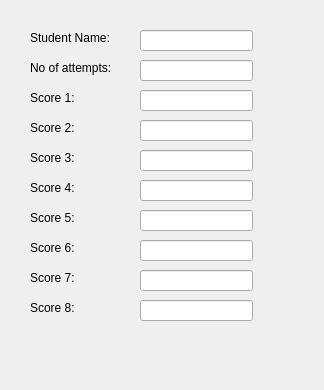
rylandcrowder/CS2-project1, file formbuild.ui: the form before one commit.
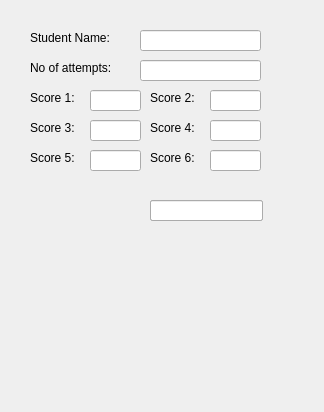
The form after the commit.

Diff of the .ui file:
```diff
--- a/formbuild.ui
+++ b/formbuild.ui
@@ -7,7 +7,7 @@
     <x>0</x>
     <y>0</y>
     <width>324</width>
-    <height>390</height>
+    <height>412</height>
    </rect>
   </property>
   <property name="windowTitle">
@@ -18,7 +18,7 @@
     <rect>
      <x>140</x>
      <y>30</y>
-     <width>113</width>
+     <width>121</width>
      <height>21</height>
     </rect>
    </property>
@@ -65,8 +65,8 @@
   <widget class="QLabel" name="label_4">
    <property name="geometry">
     <rect>
-     <x>30</x>
-     <y>120</y>
+     <x>150</x>
+     <y>90</y>
      <width>60</width>
      <height>16</height>
     </rect>
@@ -75,25 +75,12 @@
     <string>Score 2:</string>
    </property>
   </widget>
-  <widget class="QLabel" name="label_5">
-   <property name="geometry">
-    <rect>
-     <x>30</x>
-     <y>150</y>
-     <width>60</width>
-     <height>16</height>
-    </rect>
-   </property>
-   <property name="text">
-    <string>Score 3:</string>
-   </property>
-  </widget>
   <widget class="QLineEdit" name="lineEdit_2">
    <property name="geometry">
     <rect>
      <x>140</x>
      <y>60</y>
-     <width>113</width>
+     <width>121</width>
      <height>21</height>
     </rect>
    </property>
@@ -101,164 +88,131 @@
   <widget class="QLineEdit" name="lineEdit_3">
    <property name="geometry">
     <rect>
-     <x>140</x>
+     <x>90</x>
      <y>90</y>
-     <width>113</width>
+     <width>51</width>
      <height>21</height>
     </rect>
    </property>
   </widget>
-  <widget class="QLineEdit" name="lineEdit_4">
-   <property name="geometry">
-    <rect>
-     <x>140</x>
-     <y>120</y>
-     <width>113</width>
-     <height>21</height>
-    </rect>
-   </property>
-  </widget>
-  <widget class="QLineEdit" name="lineEdit_5">
-   <property name="geometry">
-    <rect>
-     <x>140</x>
-     <y>150</y>
-     <width>113</width>
-     <height>21</height>
-    </rect>
-   </property>
-  </widget>
-  <widget class="QLabel" name="label_6">
-   <property name="geometry">
-    <rect>
-     <x>30</x>
-     <y>210</y>
-     <width>60</width>
-     <height>16</height>
-    </rect>
-   </property>
-   <property name="text">
-    <string>Score 5:</string>
-   </property>
-  </widget>
-  <widget class="QLineEdit" name="lineEdit_6">
-   <property name="geometry">
-    <rect>
-     <x>140</x>
-     <y>210</y>
-     <width>113</width>
-     <height>21</height>
-    </rect>
-   </property>
-  </widget>
-  <widget class="QLabel" name="label_7">
-   <property name="geometry">
-    <rect>
-     <x>30</x>
-     <y>180</y>
-     <width>60</width>
-     <height>16</height>
-    </rect>
-   </property>
-   <property name="text">
-    <string>Score 4:</string>
-   </property>
-  </widget>
-  <widget class="QLineEdit" name="lineEdit_7">
-   <property name="geometry">
-    <rect>
-     <x>140</x>
-     <y>180</y>
-     <width>113</width>
-     <height>21</height>
-    </rect>
-   </property>
-  </widget>
-  <widget class="QLabel" name="label_8">
-   <property name="geometry">
-    <rect>
-     <x>30</x>
-     <y>300</y>
-     <width>60</width>
-     <height>16</height>
-    </rect>
-   </property>
-   <property name="text">
-    <string>Score 8:</string>
-   </property>
-  </widget>
   <widget class="QLineEdit" name="lineEdit_8">
    <property name="geometry">
     <rect>
-     <x>340</x>
-     <y>220</y>
+     <x>150</x>
+     <y>200</y>
      <width>113</width>
      <height>21</height>
     </rect>
    </property>
   </widget>
-  <widget class="QLabel" name="label_9">
-   <property name="geometry">
-    <rect>
-     <x>30</x>
-     <y>270</y>
-     <width>60</width>
-     <height>16</height>
-    </rect>
-   </property>
-   <property name="text">
-    <string>Score 7:</string>
-   </property>
-  </widget>
   <widget class="QLineEdit" name="lineEdit_9">
    <property name="geometry">
     <rect>
-     <x>340</x>
-     <y>220</y>
+     <x>150</x>
+     <y>200</y>
      <width>113</width>
      <height>21</height>
     </rect>
    </property>
   </widget>
-  <widget class="QLabel" name="label_10">
-   <property name="geometry">
-    <rect>
-     <x>30</x>
-     <y>240</y>
-     <width>60</width>
-     <height>16</height>
-    </rect>
-   </property>
-   <property name="text">
-    <string>Score 6:</string>
-   </property>
-  </widget>
   <widget class="QLineEdit" name="lineEdit_10">
    <property name="geometry">
     <rect>
-     <x>140</x>
-     <y>240</y>
-     <width>113</width>
+     <x>210</x>
+     <y>90</y>
+     <width>51</width>
      <height>21</height>
     </rect>
    </property>
   </widget>
+  <widget class="QLabel" name="label_5">
+   <property name="geometry">
+    <rect>
+     <x>30</x>
+     <y>150</y>
+     <width>60</width>
+     <height>16</height>
+    </rect>
+   </property>
+   <property name="text">
+    <string>Score 5:</string>
+   </property>
+  </widget>
+  <widget class="QLabel" name="label_6">
+   <property name="geometry">
+    <rect>
+     <x>150</x>
+     <y>150</y>
+     <width>60</width>
+     <height>16</height>
+    </rect>
+   </property>
+   <property name="text">
+    <string>Score 6:</string>
+   </property>
+  </widget>
   <widget class="QLineEdit" name="lineEdit_11">
    <property name="geometry">
     <rect>
-     <x>140</x>
-     <y>300</y>
-     <width>113</width>
+     <x>210</x>
+     <y>150</y>
+     <width>51</width>
      <height>21</height>
     </rect>
    </property>
   </widget>
+  <widget class="QLineEdit" name="lineEdit_4">
+   <property name="geometry">
+    <rect>
+     <x>90</x>
+     <y>150</y>
+     <width>51</width>
+     <height>21</height>
+    </rect>
+   </property>
+  </widget>
+  <widget class="QLabel" name="label_7">
+   <property name="geometry">
+    <rect>
+     <x>30</x>
+     <y>120</y>
+     <width>60</width>
+     <height>16</height>
+    </rect>
+   </property>
+   <property name="text">
+    <string>Score 3:</string>
+   </property>
+  </widget>
+  <widget class="QLabel" name="label_8">
+   <property name="geometry">
+    <rect>
+     <x>150</x>
+     <y>120</y>
+     <width>60</width>
+     <height>16</height>
+    </rect>
+   </property>
+   <property name="text">
+    <string>Score 4:</string>
+   </property>
+  </widget>
   <widget class="QLineEdit" name="lineEdit_12">
    <property name="geometry">
     <rect>
-     <x>140</x>
-     <y>270</y>
-     <width>113</width>
+     <x>210</x>
+     <y>120</y>
+     <width>51</width>
+     <height>21</height>
+    </rect>
+   </property>
+  </widget>
+  <widget class="QLineEdit" name="lineEdit_5">
+   <property name="geometry">
+    <rect>
+     <x>90</x>
+     <y>120</y>
+     <width>51</width>
      <height>21</height>
     </rect>
    </property>
```
